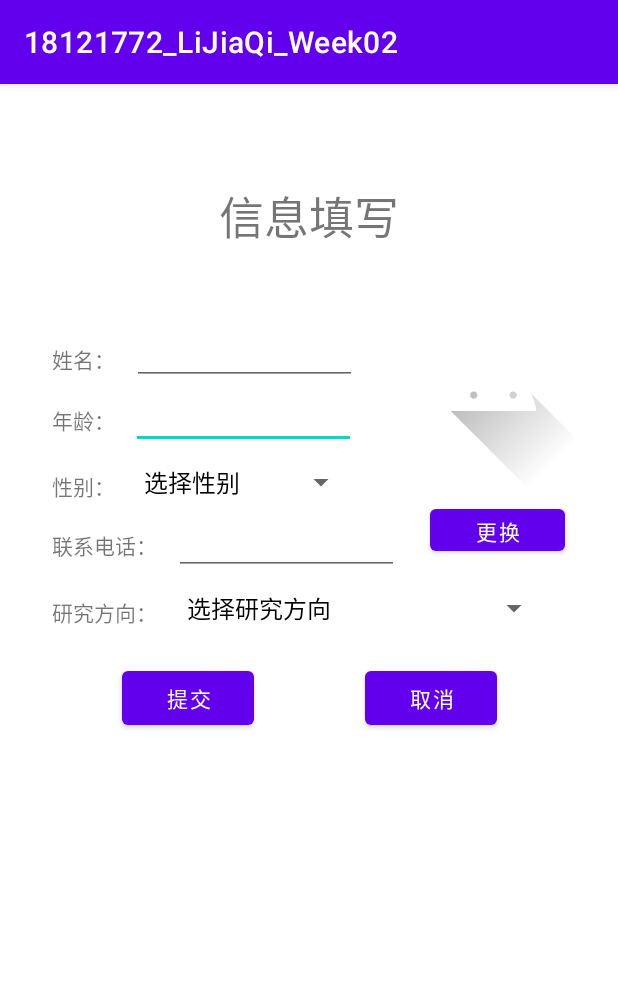
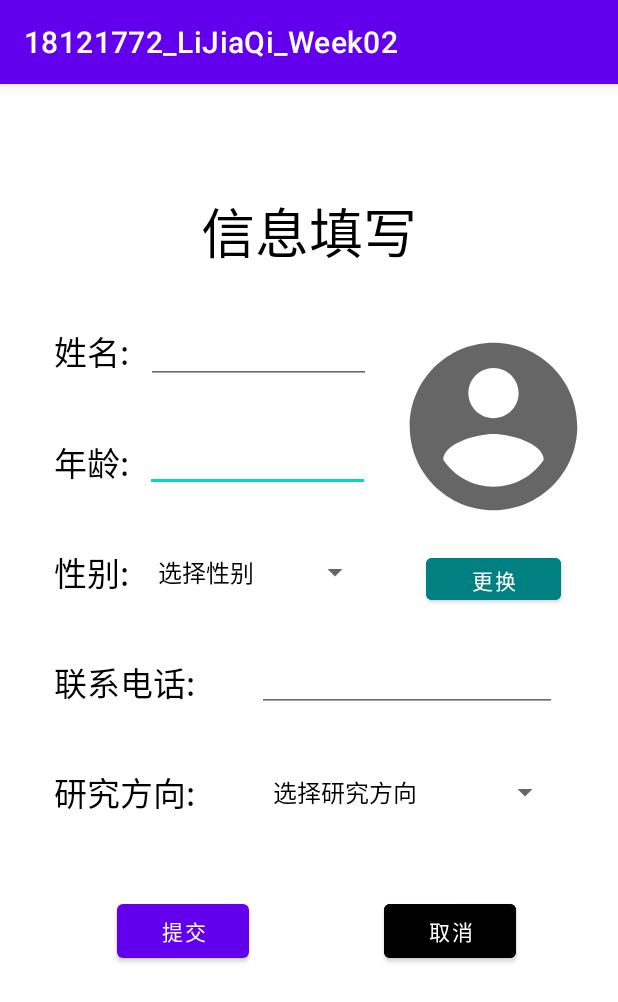
Before and after one commit to Voychek1024/Mobile-Computing, an Android app: the screen it shows after launch (MainActivity), on a phone screen of 412 x 824 dp. Shown: the top 1002 px of the screen. Run offline under Robolectric (Android 15) with nearby library versions, the light colour scheme and no system bars.

Commit message:
ex02 report fix

```diff
--- a/ex02/app/src/main/java/com/example/a18121772_lijiaqi_week02/MainActivity.java
+++ b/ex02/app/src/main/java/com/example/a18121772_lijiaqi_week02/MainActivity.java
@@ -13,16 +13,17 @@ public class MainActivity extends AppCompatActivity {
         super.onCreate(savedInstanceState);
         setContentView(R.layout.activity_main);
 
-        Spinner spinner = (Spinner) findViewById(R.id.spinner);
-        ArrayAdapter<CharSequence> adapter_1 = ArrayAdapter.createFromResource(this,
+        Spinner spinner_gen = (Spinner) findViewById(R.id.spinner_gender);
+        ArrayAdapter<CharSequence> adapter_gen = ArrayAdapter.createFromResource(this,
                 R.array.gender_choose, R.layout.support_simple_spinner_dropdown_item);
-        adapter_1.setDropDownViewResource(R.layout.support_simple_spinner_dropdown_item);
-        spinner.setAdapter(adapter_1);
+        adapter_gen.setDropDownViewResource(R.layout.support_simple_spinner_dropdown_item);
+        spinner_gen.setAdapter(adapter_gen);
 
-        Spinner spinner_3 = (Spinner) findViewById(R.id.spinner3);
-        ArrayAdapter<CharSequence> adapter_2 = ArrayAdapter.createFromResource(this,
+        Spinner spinner_pro = (Spinner) findViewById(R.id.spinner_profession);
+        ArrayAdapter<CharSequence> adapter_pro = ArrayAdapter.createFromResource(this,
                 R.array.spec_choose, R.layout.support_simple_spinner_dropdown_item);
-        adapter_2.setDropDownViewResource(R.layout.support_simple_spinner_dropdown_item);
-        spinner_3.setAdapter(adapter_2);
+        adapter_pro.setDropDownViewResource(R.layout.support_simple_spinner_dropdown_item);
+        spinner_pro.setAdapter(adapter_pro);
+        adapter_gen.notifyDataSetChanged();
     }
 }
--- /dev/null
+++ b/ex02/app/src/main/res/drawable/ic_android_black_24dp.xml
@@ -0,0 +1,9 @@
+<vector xmlns:android="http://schemas.android.com/apk/res/android"
+        android:width="130dp"
+        android:height="130dp"
+        android:viewportWidth="24"
+        android:viewportHeight="24">
+    <path
+        android:pathData="M17.6,11.48 L19.44,8.3a0.63,0.63 0,0 0,-1.09 -0.63l-1.88,3.24a11.43,11.43 0,0 0,-8.94 0L5.65,7.67a0.63,0.63 0,0 0,-1.09 0.63L6.4,11.48A10.81,10.81 0,0 0,1 20L23,20A10.81,10.81 0,0 0,17.6 11.48ZM7,17.25A1.25,1.25 0,1 1,8.25 16,1.25 1.25,0 0,1 7,17.25ZM17,17.25A1.25,1.25 0,1 1,18.25 16,1.25 1.25,0 0,1 17,17.25Z"
+        android:fillColor="#FF000000"/>
+</vector>
--- /dev/null
+++ b/ex02/app/src/main/res/drawable/ic_baseline_account_circle_24.xml
@@ -0,0 +1,5 @@
+<vector android:height="130dp" android:tint="?attr/colorControlNormal"
+    android:viewportHeight="24" android:viewportWidth="24"
+    android:width="130dp" xmlns:android="http://schemas.android.com/apk/res/android">
+    <path android:fillColor="@android:color/white" android:pathData="M12,2C6.48,2 2,6.48 2,12s4.48,10 10,10 10,-4.48 10,-10S17.52,2 12,2zM12,5c1.66,0 3,1.34 3,3s-1.34,3 -3,3 -3,-1.34 -3,-3 1.34,-3 3,-3zM12,19.2c-2.5,0 -4.71,-1.28 -6,-3.22 0.03,-1.99 4,-3.08 6,-3.08 1.99,0 5.97,1.09 6,3.08 -1.29,1.94 -3.5,3.22 -6,3.22z"/>
+</vector>
--- a/ex02/app/src/main/res/layout/activity_main.xml
+++ b/ex02/app/src/main/res/layout/activity_main.xml
@@ -10,186 +10,198 @@
         android:id="@+id/button2"
         android:layout_width="wrap_content"
         android:layout_height="wrap_content"
-        android:text="取消"
-        app:layout_constraintBottom_toBottomOf="parent"
+        android:text="@string/prompt_cancel"
+        android:backgroundTint="#000000"
+        app:layout_constraintBottom_toBottomOf="@+id/button"
         app:layout_constraintEnd_toEndOf="parent"
-        app:layout_constraintHorizontal_bias="0.750"
-        app:layout_constraintStart_toStartOf="parent"
-        app:layout_constraintTop_toTopOf="parent"
-        app:layout_constraintVertical_bias="0.535" />
+        app:layout_constraintHorizontal_bias="0.569"
+        app:layout_constraintStart_toEndOf="@+id/button"
+        app:layout_constraintTop_toTopOf="@+id/button"
+        app:layout_constraintVertical_bias="0.0" />
 
     <Button
         android:id="@+id/button3"
         android:layout_width="90dp"
         android:layout_height="40dp"
-        android:text="更换"
+        android:text="@string/prompt_change"
+        android:backgroundTint="#008080"
         app:layout_constraintBottom_toBottomOf="parent"
         app:layout_constraintEnd_toEndOf="@+id/imageView"
-        app:layout_constraintHorizontal_bias="0.56"
+        app:layout_constraintHorizontal_bias="0.5"
         app:layout_constraintStart_toStartOf="@+id/imageView"
         app:layout_constraintTop_toTopOf="parent"
-        app:layout_constraintVertical_bias="0.381" />
+        app:layout_constraintVertical_bias="0.426" />
 
     <Button
         android:id="@+id/button"
         android:layout_width="wrap_content"
         android:layout_height="wrap_content"
-        android:text="提交"
+        android:text="@string/prompt_submit"
         app:layout_constraintBottom_toBottomOf="parent"
         app:layout_constraintEnd_toEndOf="parent"
-        app:layout_constraintHorizontal_bias="0.250"
+        app:layout_constraintHorizontal_bias="0.241"
         app:layout_constraintStart_toStartOf="parent"
         app:layout_constraintTop_toTopOf="parent"
-        app:layout_constraintVertical_bias="0.535" />
+        app:layout_constraintVertical_bias="0.751" />
 
     <ImageView
         android:id="@+id/imageView"
         android:layout_width="134dp"
         android:layout_height="134dp"
+        android:src="@drawable/ic_baseline_account_circle_24"
         app:layout_constraintBottom_toBottomOf="parent"
         app:layout_constraintEnd_toEndOf="parent"
         app:layout_constraintHorizontal_bias="0.942"
         app:layout_constraintStart_toStartOf="parent"
         app:layout_constraintTop_toTopOf="parent"
-        app:layout_constraintVertical_bias="0.219"
-        android:src="@drawable/ic_launcher_foreground" />
+        app:layout_constraintVertical_bias="0.254" />
 
     <TextView
         android:id="@+id/textView6"
         android:layout_width="wrap_content"
         android:layout_height="wrap_content"
-        android:text="信息填写"
-        android:textSize="30sp"
+        android:text="@string/view_title"
+        android:textSize="36sp"
+        android:textColor="@color/black"
         app:layout_constraintBottom_toBottomOf="parent"
         app:layout_constraintEnd_toEndOf="parent"
-        app:layout_constraintHorizontal_bias="0.500"
+        app:layout_constraintHorizontal_bias="0.5"
         app:layout_constraintStart_toStartOf="parent"
         app:layout_constraintTop_toTopOf="parent"
-        app:layout_constraintVertical_bias="0.090" />
+        app:layout_constraintVertical_bias="0.1" />
 
     <Spinner
-        android:id="@+id/spinner"
+        android:id="@+id/spinner_gender"
         android:layout_width="150dp"
         android:layout_height="40dp"
-        app:layout_constraintBottom_toBottomOf="parent"
+        app:layout_constraintBottom_toBottomOf="@+id/textView3"
         app:layout_constraintEnd_toEndOf="parent"
-        app:layout_constraintHorizontal_bias="0.234"
-        app:layout_constraintStart_toStartOf="@id/textView3"
-        app:layout_constraintTop_toTopOf="parent"
-        app:layout_constraintVertical_bias="0.337" />
+        app:layout_constraintHorizontal_bias="0.064"
+        app:layout_constraintStart_toEndOf="@+id/textView3"
+        app:layout_constraintTop_toTopOf="@+id/textView3"
+        app:layout_constraintVertical_bias="0.5" />
 
     <Spinner
-        android:id="@+id/spinner3"
-        android:layout_width="250dp"
+        android:id="@+id/spinner_profession"
+        android:layout_width="200dp"
         android:layout_height="40dp"
-        app:layout_constraintBottom_toBottomOf="parent"
+        app:layout_constraintBottom_toBottomOf="@+id/textView4"
         app:layout_constraintEnd_toEndOf="parent"
-        app:layout_constraintHorizontal_bias="0.642"
-        app:layout_constraintStart_toStartOf="@id/textView4"
-        app:layout_constraintTop_toTopOf="parent"
-        app:layout_constraintVertical_bias="0.452" />
+        app:layout_constraintHorizontal_bias="0.536"
+        app:layout_constraintStart_toEndOf="@+id/textView4"
+        app:layout_constraintTop_toTopOf="@+id/textView4"
+        app:layout_constraintVertical_bias="0.5" />
 
     <TextView
         android:id="@+id/textView4"
         android:layout_width="wrap_content"
         android:layout_height="wrap_content"
-        android:text="研究方向："
+        android:text="@string/view_profession"
+        android:textColor="@color/black"
+        android:textSize="22sp"
         app:layout_constraintBottom_toBottomOf="parent"
-        app:layout_constraintEnd_toEndOf="parent"
-        app:layout_constraintHorizontal_bias="0.102"
-        app:layout_constraintStart_toStartOf="parent"
+        app:layout_constraintEnd_toEndOf="@+id/textView5"
+        app:layout_constraintHorizontal_bias="0"
+        app:layout_constraintStart_toStartOf="@+id/textView5"
         app:layout_constraintTop_toTopOf="parent"
-        app:layout_constraintVertical_bias="0.457" />
+        app:layout_constraintVertical_bias="0.62" />
 
     <TextView
         android:id="@+id/textView2"
         android:layout_width="wrap_content"
         android:layout_height="wrap_content"
-        android:text="年龄："
+        android:text="@string/view_age"
+        android:textColor="@color/black"
+        android:textSize="22sp"
         app:layout_constraintBottom_toBottomOf="parent"
-        app:layout_constraintEnd_toEndOf="parent"
-        app:layout_constraintHorizontal_bias="0.094"
-        app:layout_constraintStart_toStartOf="parent"
+        app:layout_constraintEnd_toEndOf="@+id/textView1"
+        app:layout_constraintHorizontal_bias="0.0"
+        app:layout_constraintStart_toStartOf="@+id/textView1"
         app:layout_constraintTop_toTopOf="parent"
-        app:layout_constraintVertical_bias="0.286" />
+        app:layout_constraintVertical_bias="0.32" />
 
     <TextView
         android:id="@+id/textView3"
         android:layout_width="wrap_content"
         android:layout_height="wrap_content"
-        android:text="性别："
+        android:text="@string/view_gender"
+        android:textColor="@color/black"
+        android:textSize="22sp"
         app:layout_constraintBottom_toBottomOf="parent"
-        app:layout_constraintEnd_toEndOf="parent"
-        app:layout_constraintHorizontal_bias="0.094"
-        app:layout_constraintStart_toStartOf="parent"
+        app:layout_constraintEnd_toEndOf="@+id/textView2"
+        app:layout_constraintHorizontal_bias="0"
+        app:layout_constraintStart_toStartOf="@+id/textView2"
         app:layout_constraintTop_toTopOf="parent"
-        app:layout_constraintVertical_bias="0.345" />
+        app:layout_constraintVertical_bias="0.42" />
 
     <EditText
-        android:id="@+id/editTextNumber"
+        android:id="@+id/edit_age"
         android:layout_width="150dp"
         android:layout_height="40dp"
+        android:layout_marginStart="10dp"
         android:ems="10"
         android:inputType="number"
-        app:layout_constraintBottom_toBottomOf="parent"
+        app:layout_constraintBottom_toBottomOf="@+id/textView2"
         app:layout_constraintEnd_toEndOf="parent"
-        app:layout_constraintHorizontal_bias="0.059"
+        app:layout_constraintHorizontal_bias="0.006"
         app:layout_constraintStart_toEndOf="@+id/textView2"
-        app:layout_constraintTop_toTopOf="parent"
-        app:layout_constraintVertical_bias="0.279" />
+        app:layout_constraintTop_toTopOf="@+id/textView2"
+        app:layout_constraintVertical_bias="0.5" />
 
     <TextView
         android:id="@+id/textView1"
         android:layout_width="wrap_content"
         android:layout_height="wrap_content"
-        android:text="姓名："
+        android:text="@string/view_name"
+        android:textColor="@color/black"
+        android:textSize="22sp"
         app:layout_constraintBottom_toBottomOf="parent"
-        app:layout_constraintHorizontal_bias="0.094"
+        app:layout_constraintHorizontal_bias="0.1"
         app:layout_constraintLeft_toLeftOf="parent"
         app:layout_constraintRight_toRightOf="parent"
         app:layout_constraintTop_toTopOf="parent"
-        app:layout_constraintVertical_bias="0.231" />
+        app:layout_constraintVertical_bias="0.22" />
 
     <EditText
-        android:id="@+id/editTextTextPersonName2"
+        android:id="@+id/edit_name"
         android:layout_width="150dp"
         android:layout_height="40dp"
         android:layout_marginStart="11dp"
         android:ems="10"
         android:inputType="textPersonName"
         android:textSize="18sp"
-        app:layout_constraintBottom_toBottomOf="parent"
+        app:layout_constraintBottom_toBottomOf="@+id/textView1"
         app:layout_constraintEnd_toEndOf="parent"
         app:layout_constraintHorizontal_bias="0.0"
         app:layout_constraintStart_toEndOf="@+id/textView1"
-        app:layout_constraintTop_toTopOf="parent"
+        app:layout_constraintTop_toTopOf="@+id/textView1"
         app:layout_constraintVertical_bias="0.221" />
 
     <EditText
-        android:id="@+id/editTextTextPersonName3"
-        android:layout_width="150dp"
+        android:id="@+id/edit_phone"
+        android:layout_width="200dp"
         android:layout_height="40dp"
-        android:layout_marginStart="11dp"
         android:ems="10"
         android:inputType="phone"
         android:textSize="18sp"
-        app:layout_constraintBottom_toBottomOf="parent"
+        app:layout_constraintBottom_toBottomOf="@+id/textView5"
         app:layout_constraintEnd_toEndOf="parent"
-        app:layout_constraintHorizontal_bias="0.161"
-        app:layout_constraintStart_toEndOf="@+id/textView1"
-        app:layout_constraintTop_toTopOf="parent"
-        app:layout_constraintVertical_bias="0.395" />
+        app:layout_constraintStart_toEndOf="@+id/textView5"
+        app:layout_constraintTop_toTopOf="@+id/textView5"
+        app:layout_constraintVertical_bias="0.5" />
 
     <TextView
         android:id="@+id/textView5"
         android:layout_width="wrap_content"
         android:layout_height="wrap_content"
-        android:text="联系电话："
+        android:text="@string/view_phone"
+        android:textColor="@color/black"
+        android:textSize="22sp"
         app:layout_constraintBottom_toBottomOf="parent"
-        app:layout_constraintEnd_toEndOf="parent"
-        app:layout_constraintHorizontal_bias="0.102"
-        app:layout_constraintStart_toStartOf="parent"
+        app:layout_constraintEnd_toEndOf="@+id/textView3"
+        app:layout_constraintHorizontal_bias="0"
+        app:layout_constraintStart_toStartOf="@+id/textView3"
         app:layout_constraintTop_toTopOf="parent"
-        app:layout_constraintVertical_bias="0.397" />
+        app:layout_constraintVertical_bias="0.52" />
 
 </androidx.constraintlayout.widget.ConstraintLayout>
--- a/ex02/app/src/main/res/values/strings.xml
+++ b/ex02/app/src/main/res/values/strings.xml
@@ -1,14 +1,23 @@
 <resources>
     <string name="app_name">18121772_LiJiaQi_Week02</string>
+    <string name="view_phone">联系电话:</string>
+    <string name="view_name">姓名:</string>
+    <string name="view_gender">性别:</string>
+    <string name="view_age">年龄:</string>
+    <string name="view_profession">研究方向:</string>
+    <string name="view_title">信息填写</string>
+    <string name="prompt_submit">提交</string>
+    <string name="prompt_change">更换</string>
+    <string name="prompt_cancel">取消</string>
     <string-array name="gender_choose">
         <item>选择性别</item>
         <item>男性</item>
         <item>女性</item>
-        <item>保密</item>
     </string-array>
     <string-array name="spec_choose">
         <item>选择研究方向</item>
         <item>移动计算</item>
-        <item>计算机图形学</item>
+        <item>Java</item>
+        <item>HTML</item>
     </string-array>
 </resources>
```
Also changed, not shown: 1 other file.
